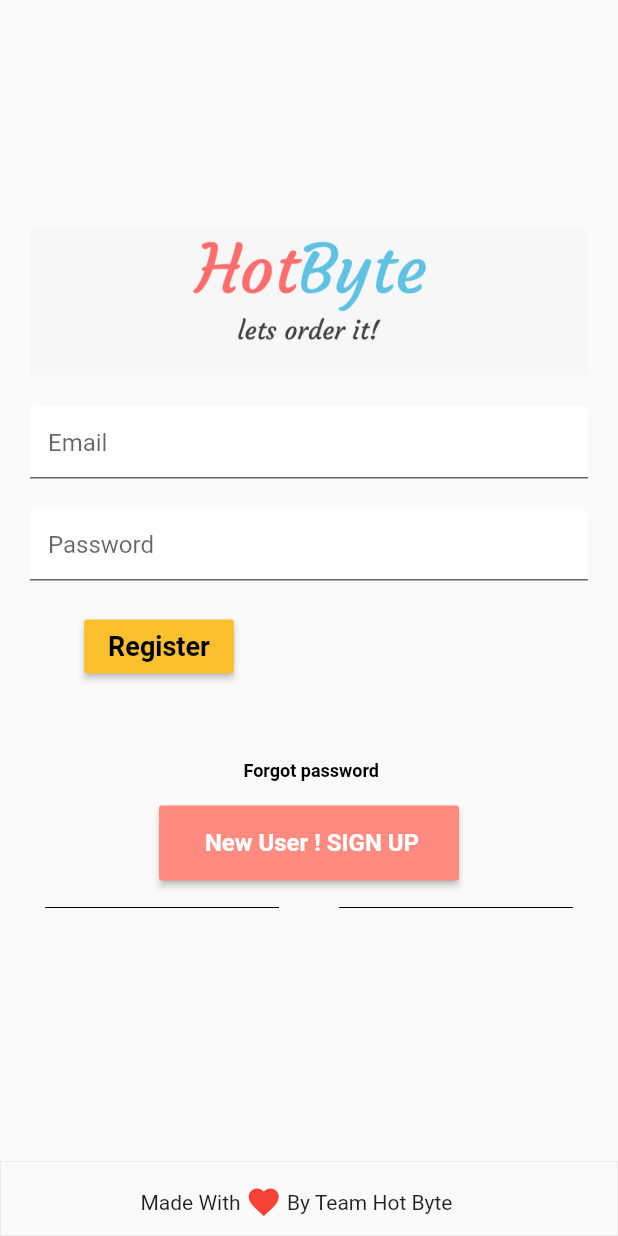
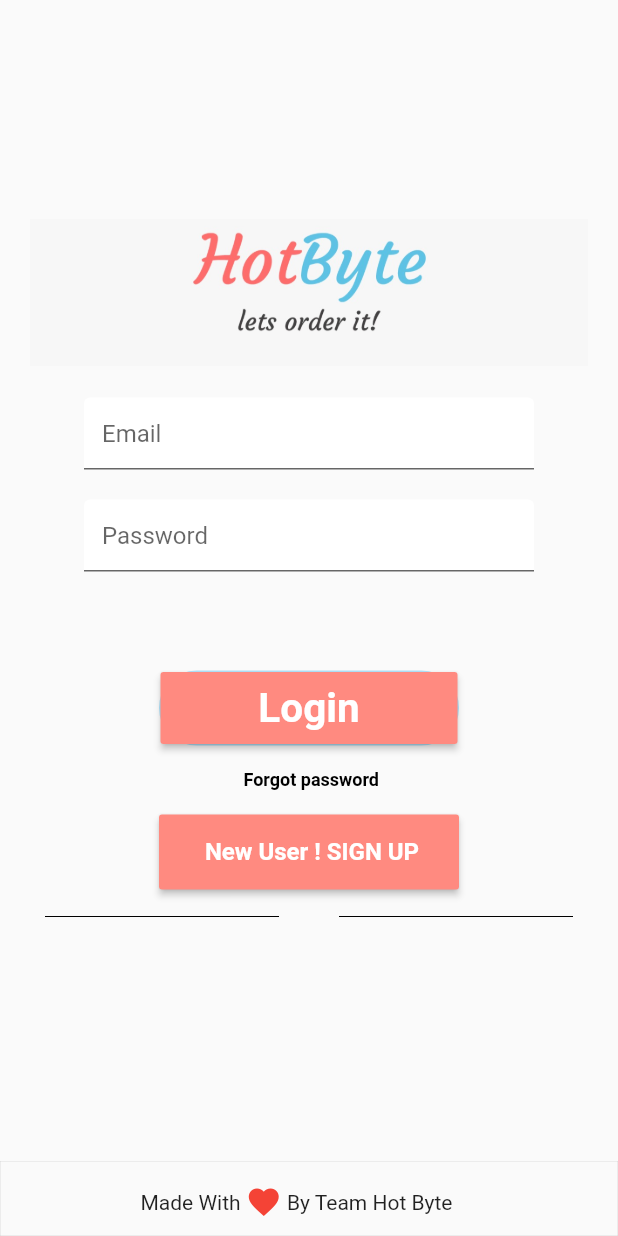
Before and after one commit to ritik7jain/hot_byte_admin, a Flutter app: the screen it shows after launch, on a phone screen of 412 x 824 dp. Run offline on Flutter 3.47's test engine with Material 2 defaults, Android fonts, the phone set to English and light mode, and no system bars; our stand-ins replace firebase_auth, firebase_core, flutter_spinkit, shared_preferences; accounts and stored records are empty.

```diff
--- a/hot_byte_admin/lib/ui.dart
+++ b/hot_byte_admin/lib/ui.dart
@@ -54,7 +54,11 @@ class _MyStatefulWidgetState extends State<MyStatefulWidget> {
                     Image.asset(
                       'assets/logo1.png',
                       height: 100,
-                    ),Form(
+                    ),
+                    Container(
+
+                      width: 300,
+                      child: Form(
                         key: _formKey,
                         child: Column(
                           children: <Widget>[
@@ -85,45 +89,46 @@ class _MyStatefulWidgetState extends State<MyStatefulWidget> {
                             SizedBox(
                               height: 20.0,
                             ),
-                                    Padding(
-                                      padding:
-                                          const EdgeInsets.fromLTRB(0, 0, 200, 0),
-                                      child: RaisedButton(
-                                        color: Colors.yellow[700],
-                                        child: Text(
-                                          "Register",
-                                          style: TextStyle(
-                                            color: Colors.black,
-                                            fontWeight: FontWeight.bold,
-                                            fontSize: 18,
-                                          ),
-                                        ),
-                                        onPressed: () async {
-                                          if (_formKey.currentState.validate()) {
-                                            setState(() => loading = true);
-                                            dynamic result = await _auth
-                                                .registerWithEmailPassword(
-                                                    email, password);
-                                            if (result == null) {
-                                              setState(() {
-                                                error =
-                                                    "Please enter correct email";
-                                                loading = false;
-                                              });
-                                            }
-                                          }
-                                        },
-                                      ),
-                                    ),
+                            // Padding(
+                            //   padding:
+                            //       const EdgeInsets.fromLTRB(0, 0, 200, 0),
+                            //   child: RaisedButton(
+                            //     color: Colors.yellow[700],
+                            //     child: Text(
+                            //       "Register",
+                            //       style: TextStyle(
+                            //         color: Colors.black,
+                            //         fontWeight: FontWeight.bold,
+                            //         fontSize: 18,
+                            //       ),
+                            //     ),
+                            //     onPressed: () async {
+                            //       if (_formKey.currentState.validate()) {
+                            //         setState(() => loading = true);
+                            //         dynamic result = await _auth
+                            //             .registerWithEmailPassword(
+                            //                 email, password);
+                            //         if (result == null) {
+                            //           setState(() {
+                            //             error =
+                            //                 "Please enter correct email";
+                            //             loading = false;
+                            //           });
+                            //         }
+                            //       }
+                            //     },
+                            //   ),
+                            //),
                             SizedBox(
                               height: 20,
                             ),
                             Text(
                               error,
-                                      style: TextStyle(
-                                          color: Colors.red, fontSize: 14.0),
+                              style:
+                                  TextStyle(color: Colors.red, fontSize: 14.0),
                             )
                           ],
+                        ),
                       ),
                     ),
                     // Padding(
@@ -174,30 +179,42 @@ class _MyStatefulWidgetState extends State<MyStatefulWidget> {
                     //     ),
                     //   ),
                     // ),
-                    // Padding(
-                    //   padding: EdgeInsets.only(top: 10),
-                    //   child: Container(
-                    //     height: 50,
-                    //     width: 200,
-                    //     decoration: BoxDecoration(
-                    //         border: Border.all(
-                    //             width: 1, color: Colors.lightBlue[100]),
-                    //         borderRadius: BorderRadius.circular(32),
-                    //         color: Colors.lightBlue[100]),
-                    //     child: RaisedButton(
-                    //       color: Colors.redAccent[100],
-                    //       child: Text(
-                    //         "Login",
-                    //         style: TextStyle(
-                    //           color: Colors.white,
-                    //           fontWeight: FontWeight.bold,
-                    //           fontSize: 27,
-                    //         ),
-                    //       ),
-                    //       onPressed: () {},
-                    //     ),
-                    //   ),
-                    // ),
+                    Padding(
+                      padding: EdgeInsets.only(top: 10),
+                      child: Container(
+                        height: 50,
+                        width: 200,
+                        decoration: BoxDecoration(
+                            border: Border.all(
+                                width: 1, color: Colors.lightBlue[100]),
+                            borderRadius: BorderRadius.circular(32),
+                            color: Colors.lightBlue[100]),
+                        child: RaisedButton(
+                          color: Colors.redAccent[100],
+                          child: Text(
+                            "Login",
+                            style: TextStyle(
+                              color: Colors.white,
+                              fontWeight: FontWeight.bold,
+                              fontSize: 27,
+                            ),
+                          ),
+                          onPressed: () async {
+                            if (_formKey.currentState.validate()) {
+                              setState(() => loading = true);
+                              dynamic result = await _auth
+                                  .registerWithEmailPassword(email, password);
+                              if (result == null) {
+                                setState(() {
+                                  error = "Please enter correct email";
+                                  loading = false;
+                                });
+                              }
+                            }
+                          },
+                        ),
+                      ),
+                    ),
                     Container(
                       width: MediaQuery.of(context).size.width,
                       child: Padding(
```
Lines whose indentation alone changed are shown as unchanged.
